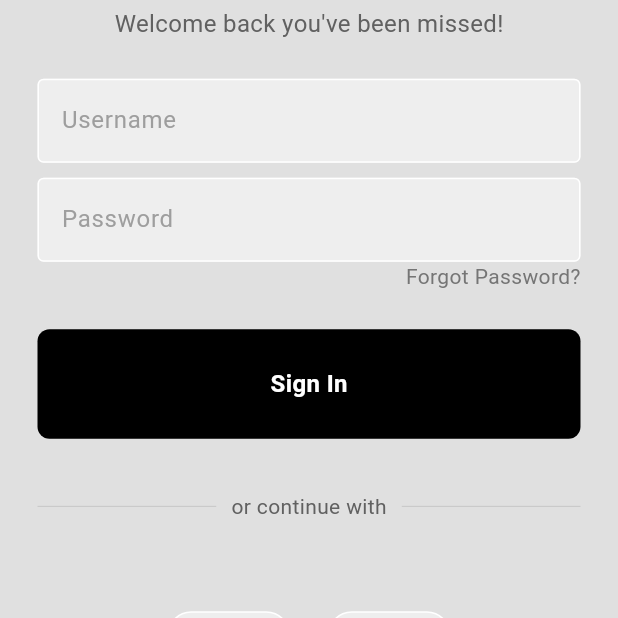
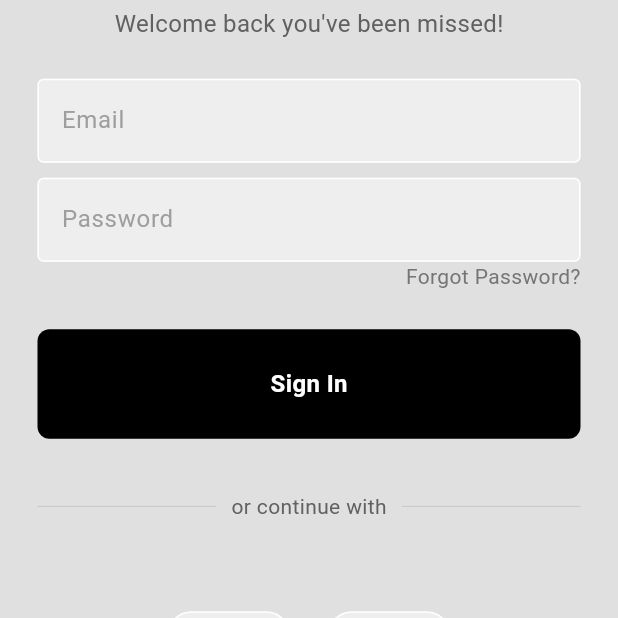
Before and after one commit to mugaboronald1/Assignement3, a Flutter app: the screen it shows after launch, on a phone screen of 412 x 824 dp, the part 345-963 px from its top. Run offline on Flutter 3.47's test engine with Material 3 defaults, Android fonts, the phone set to English and light mode, and no system bars; our stand-ins replace firebase_auth, firebase_core; accounts and stored records are empty.

Commit message:
added auth_page,home page for authentication

```diff
--- a/lib/components/square_tile.dart
+++ b/lib/components/square_tile.dart
@@ -10,7 +10,7 @@ class SquareTile extends StatelessWidget {
   @override
   Widget build(BuildContext context) {
     return Container(
-      padding: EdgeInsets.all(20),
+      padding: const EdgeInsets.all(20),
       decoration: BoxDecoration(
         border: Border.all(color: Colors.white),
         borderRadius: BorderRadius.circular(16),
--- a/lib/main.dart
+++ b/lib/main.dart
@@ -1,7 +1,14 @@
+import 'package:authapp/pages/auth_page.dart';
 import 'package:flutter/material.dart';
-import 'pages/login_page.dart';
+//import 'pages/login_page.dart';
+import 'package:firebase_core/firebase_core.dart';
+import 'firebase_options.dart';
 
-void main() {
+void main() async {
+  WidgetsFlutterBinding.ensureInitialized();
+  await Firebase.initializeApp(
+    options: DefaultFirebaseOptions.currentPlatform,
+  );
   runApp(MyApp());
 }
 
@@ -11,9 +18,9 @@ class MyApp extends StatelessWidget {
   // This widget is the root of your application.
   @override
   Widget build(BuildContext context) {
-    return MaterialApp(
+    return const MaterialApp(
       debugShowCheckedModeBanner: false,
-      home: LoginPage(),
+      home: AuthPage(),
     );
   }
 }
--- /dev/null
+++ b/lib/pages/auth_page.dart
@@ -0,0 +1,28 @@
+import 'package:authapp/pages/home_page.dart';
+import 'package:authapp/pages/login_page.dart';
+import 'package:firebase_auth/firebase_auth.dart';
+import 'package:flutter/material.dart';
+
+class AuthPage extends StatelessWidget {
+  const AuthPage({super.key});
+
+  @override
+  Widget build(BuildContext context) {
+    return Scaffold(
+      body: StreamBuilder<User?>(
+        stream: FirebaseAuth.instance.authStateChanges(),
+        builder: (context, snapshot) {
+          //user is logged in
+          if (snapshot.hasData) {
+            return HomePage();
+          }
+
+          //user is not logged in
+          else {
+            return LoginPage();
+          }
+        },
+      ),
+    );
+  }
+}
--- a/lib/pages/login_page.dart
+++ b/lib/pages/login_page.dart
@@ -1,4 +1,5 @@
 import 'package:authapp/components/square_tile.dart';
+import 'package:firebase_auth/firebase_auth.dart';
 import 'package:flutter/material.dart';
 import 'package:authapp/components/my_button.dart';
 import 'package:authapp/components/my_textfield.dart';
@@ -7,11 +8,16 @@ class LoginPage extends StatelessWidget {
   LoginPage({Key? key});
 
   // text editing controllers
-  final TextEditingController usernameController = TextEditingController();
+  final TextEditingController emailController = TextEditingController();
   final TextEditingController passwordController = TextEditingController();
 
   // SignUserIn method
-  void signUserIn() {}
+  void signUserIn() async {
+    await FirebaseAuth.instance.signInWithEmailAndPassword(
+      email: emailController.text,
+      password: passwordController.text,
+    );
+  }
 
   @override
   Widget build(BuildContext context) {
@@ -38,10 +44,10 @@ class LoginPage extends StatelessWidget {
                 ),
               ),
               const SizedBox(height: 25),
-              // username textfield
+              // email textfield
               MyTextfield(
-                controller: usernameController,
-                hintText: "Username",
+                controller: emailController,
+                hintText: "Email",
                 obscureText: false,
               ),
               const SizedBox(height: 10),
--- a/pubspec.yaml
+++ b/pubspec.yaml
@@ -35,6 +35,8 @@ dependencies:
   # The following adds the Cupertino Icons font to your application.
   # Use with the CupertinoIcons class for iOS style icons.
   cupertino_icons: ^1.0.6
+  firebase_core: ^3.1.1
+  firebase_auth: ^5.1.1
 
 dev_dependencies:
   flutter_test:
```
Also changed, not shown: lib/pages/home_page.dart (added, +12 -0 lines), firebase.json (added), lib/firebase_options.dart (added), pubspec.lock, 6 other files.
